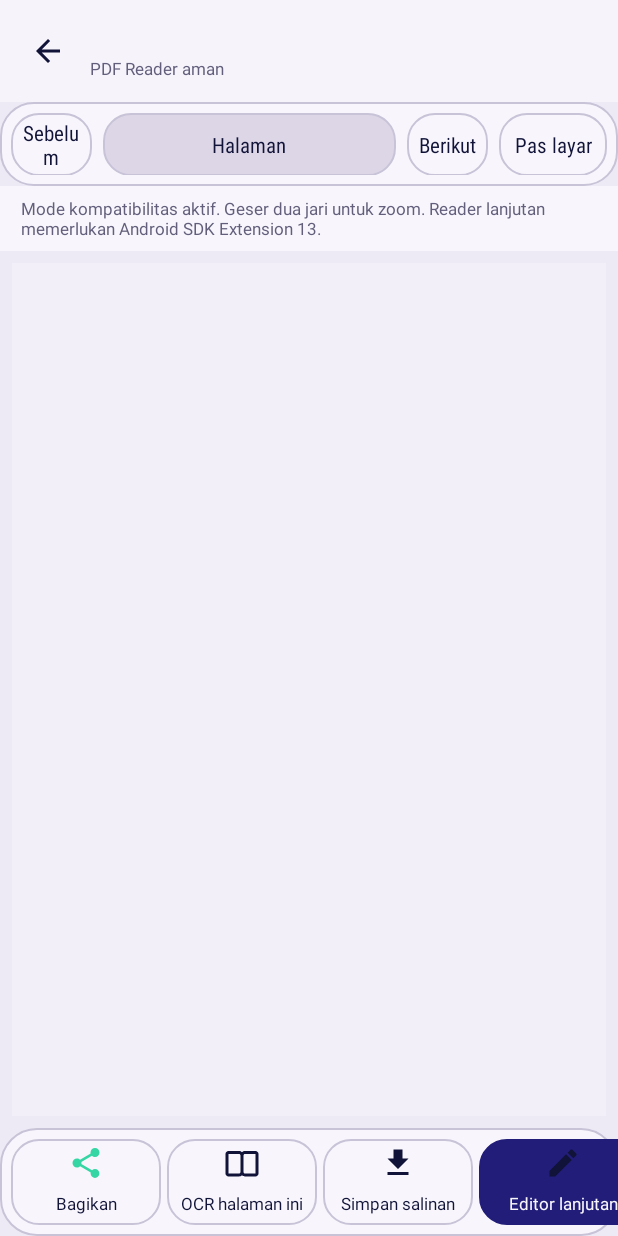
After one commit to triastantobimo-ux/BIMO-Easy-to-Read, an Android app: the PdfCompatActivity screen opened directly, with no data from a screen before it, on a phone screen of 412 x 824 dp. The commit adds this screen. Run offline under Robolectric (Android 15) with nearby library versions, the light colour scheme and no system bars; libraries missing offline, so code that uses them is left out: androidx.pdf, androidx.pdf.view, androidx.pdf.viewer.

Commit message:
Fix PDF startup crash with safe renderer fallback

```diff
--- a/app/build.gradle
+++ b/app/build.gradle
@@ -18,8 +18,8 @@ android {
         applicationId 'com.bimo.easytoread'
         minSdk 31
         targetSdk 36
-        versionCode 6
-        versionName '0.6.0-pdf-phase1'
+        versionCode 7
+        versionName '0.6.1-pdf-hotfix'
         testInstrumentationRunner 'android.test.InstrumentationTestRunner'
         ndk {
             abiFilters targetAbi
--- a/app/src/main/AndroidManifest.xml
+++ b/app/src/main/AndroidManifest.xml
@@ -37,6 +37,10 @@
             android:exported="false" />
 
         <activity
+            android:name=".PdfCompatActivity"
+            android:exported="false" />
+
+        <activity
             android:name=".PdfObjectEditorActivity"
             android:exported="false" />
 
--- a/app/src/main/java/com/bimo/easytoread/PdfViewerActivity.java
+++ b/app/src/main/java/com/bimo/easytoread/PdfViewerActivity.java
@@ -85,11 +85,23 @@ public final class PdfViewerActivity extends AppCompatActivity implements PdfWor
     private Uri pendingSaveUri;
 
     public static Intent createIntent(Context context, Uri uri) {
+        // AndroidX PDF requires Android S SDK Extension 13.  Open every document
+        // through the platform-renderer workspace first so unsupported or vendor-
+        // lagging devices never crash while constructing PdfViewerFragment.
+        return PdfCompatActivity.createIntent(context, uri);
+    }
+
+    static Intent createAdvancedIntent(Context context, Uri uri) {
         return new Intent(context, PdfViewerActivity.class)
                 .setData(uri)
                 .putExtra(EXTRA_SOURCE_URI, uri)
                 .addFlags(Intent.FLAG_GRANT_READ_URI_PERMISSION
                         | Intent.FLAG_GRANT_WRITE_URI_PERMISSION);
+    }
+
+    static boolean supportsAndroidxPdfViewer() {
+        return Build.VERSION.SDK_INT >= Build.VERSION_CODES.S
+                && SdkExtensions.getExtensionVersion(Build.VERSION_CODES.S) >= 13;
     }
 
     @Override
@@ -101,6 +113,13 @@ public final class PdfViewerActivity extends AppCompatActivity implements PdfWor
     protected void onCreate(Bundle state) {
         AppPreferences.applyTheme(this);
         super.onCreate(state);
+        if (!supportsAndroidxPdfViewer()) {
+            Uri fallbackUri = readUriExtra(getIntent(), EXTRA_SOURCE_URI);
+            if (fallbackUri == null) fallbackUri = getIntent().getData();
+            if (fallbackUri != null) startActivity(PdfCompatActivity.createIntent(this, fallbackUri));
+            finish();
+            return;
+        }
         setContentView(R.layout.activity_pdf_viewer);
 
         sourceUri = readUriExtra(getIntent(), EXTRA_SOURCE_URI);
--- /dev/null
+++ b/app/src/main/res/layout/activity_pdf_compat.xml
@@ -0,0 +1,162 @@
+<?xml version="1.0" encoding="utf-8"?>
+<LinearLayout xmlns:android="http://schemas.android.com/apk/res/android"
+    android:layout_width="match_parent"
+    android:layout_height="match_parent"
+    android:background="@color/surface_base"
+    android:orientation="vertical">
+
+    <LinearLayout
+        android:layout_width="match_parent"
+        android:layout_height="68dp"
+        android:background="@color/surface_top"
+        android:gravity="center_vertical"
+        android:orientation="horizontal"
+        android:paddingStart="8dp"
+        android:paddingEnd="8dp">
+
+        <ImageButton
+            android:id="@+id/buttonPdfCompatBack"
+            android:layout_width="48dp"
+            android:layout_height="48dp"
+            android:background="@android:color/transparent"
+            android:contentDescription="@string/back"
+            android:padding="13dp"
+            android:src="@drawable/ic_back" />
+
+        <LinearLayout
+            android:layout_width="0dp"
+            android:layout_height="wrap_content"
+            android:layout_marginStart="4dp"
+            android:layout_weight="1"
+            android:orientation="vertical">
+
+            <TextView
+                android:id="@+id/pdfCompatTitle"
+                android:layout_width="match_parent"
+                android:layout_height="wrap_content"
+                android:ellipsize="middle"
+                android:maxLines="1"
+                android:textColor="@color/text_primary"
+                android:textSize="17sp"
+                android:textStyle="bold" />
+
+            <TextView
+                android:layout_width="match_parent"
+                android:layout_height="wrap_content"
+                android:text="@string/pdf_compat_title"
+                android:textColor="@color/text_secondary"
+                android:textSize="11sp" />
+        </LinearLayout>
+    </LinearLayout>
+
+    <LinearLayout
+        android:layout_width="match_parent"
+        android:layout_height="56dp"
+        android:background="@drawable/bg_utility_bar"
+        android:gravity="center"
+        android:orientation="horizontal"
+        android:padding="7dp">
+
+        <Button
+            android:id="@+id/buttonPdfPrevious"
+            style="@style/Widget.EasyRead.Button.Secondary"
+            android:layout_width="54dp"
+            android:layout_height="42dp"
+            android:text="@string/pdf_previous" />
+
+        <Button
+            android:id="@+id/buttonPdfCompatPage"
+            style="@style/Widget.EasyRead.Button.Secondary"
+            android:layout_width="0dp"
+            android:layout_height="42dp"
+            android:layout_marginStart="7dp"
+            android:layout_weight="1"
+            android:text="@string/pdf_page" />
+
+        <Button
+            android:id="@+id/buttonPdfNext"
+            style="@style/Widget.EasyRead.Button.Secondary"
+            android:layout_width="54dp"
+            android:layout_height="42dp"
+            android:layout_marginStart="7dp"
+            android:text="@string/pdf_next" />
+
+        <Button
+            android:id="@+id/buttonPdfCompatFit"
+            style="@style/Widget.EasyRead.Button.Secondary"
+            android:layout_width="72dp"
+            android:layout_height="42dp"
+            android:layout_marginStart="7dp"
+            android:text="@string/pdf_fit" />
+    </LinearLayout>
+
+    <TextView
+        android:id="@+id/pdfCompatStatus"
+        android:layout_width="match_parent"
+        android:layout_height="wrap_content"
+        android:background="@color/surface_elevated"
+        android:paddingStart="14dp"
+        android:paddingTop="7dp"
+        android:paddingEnd="14dp"
+        android:paddingBottom="7dp"
+        android:text="@string/pdf_loading"
+        android:textColor="@color/text_secondary"
+        android:textSize="11sp" />
+
+    <com.bimo.easytoread.ZoomImageView
+        android:id="@+id/pdfCompatImage"
+        android:layout_width="match_parent"
+        android:layout_height="0dp"
+        android:layout_margin="8dp"
+        android:layout_weight="1"
+        android:background="@color/surface_editor"
+        android:contentDescription="@string/pdf_page_preview" />
+
+    <HorizontalScrollView
+        android:layout_width="match_parent"
+        android:layout_height="72dp"
+        android:background="@drawable/bg_action_shelf"
+        android:fillViewport="true"
+        android:scrollbars="none">
+
+        <LinearLayout
+            android:layout_width="wrap_content"
+            android:layout_height="match_parent"
+            android:gravity="center"
+            android:orientation="horizontal"
+            android:padding="5dp">
+
+            <Button
+                android:id="@+id/buttonPdfCompatShare"
+                style="@style/Widget.EasyRead.WorkspaceAction"
+                android:layout_width="100dp"
+                android:layout_height="match_parent"
+                android:drawableTop="@drawable/ic_share"
+                android:text="@string/share" />
+
+            <Button
+                android:id="@+id/buttonPdfCompatOcr"
+                style="@style/Widget.EasyRead.WorkspaceAction"
+                android:layout_width="100dp"
+                android:layout_height="match_parent"
+                android:drawableTop="@drawable/ic_read"
+                android:text="@string/pdf_ocr_page" />
+
+            <Button
+                android:id="@+id/buttonPdfCompatSave"
+                style="@style/Widget.EasyRead.WorkspaceAction"
+                android:layout_width="100dp"
+                android:layout_height="match_parent"
+                android:drawableTop="@drawable/ic_export"
+                android:text="@string/pdf_save_copy" />
+
+            <Button
+                android:id="@+id/buttonPdfAdvanced"
+                style="@style/Widget.EasyRead.WorkspaceAction.Primary"
+                android:layout_width="112dp"
+                android:layout_height="match_parent"
+                android:drawableTop="@drawable/ic_edit"
+                android:text="@string/pdf_advanced" />
+        </LinearLayout>
+    </HorizontalScrollView>
+</LinearLayout>
--- a/app/src/main/res/values/strings.xml
+++ b/app/src/main/res/values/strings.xml
@@ -239,6 +239,13 @@
     <string name="pdf_password_or_corrupt">PDF mungkin diproteksi password, rusak, atau tidak didukung.</string>
     <string name="share_document">Bagikan dokumen</string>
     <string name="pdf_page_preview">Pratinjau halaman PDF</string>
+    <string name="pdf_compat_title">PDF Reader aman</string>
+    <string name="pdf_compat_ready_basic">Mode kompatibilitas aktif. Geser dua jari untuk zoom. Reader lanjutan memerlukan Android SDK Extension 13.</string>
+    <string name="pdf_compat_ready_advanced">PDF dibuka dengan renderer stabil. Geser dua jari untuk zoom; pilih Editor lanjutan untuk pencarian, seleksi teks, anotasi, dan form.</string>
+    <string name="pdf_previous">Sebelum</string>
+    <string name="pdf_next">Berikut</string>
+    <string name="pdf_fit">Pas layar</string>
+    <string name="pdf_advanced">Editor lanjutan</string>
     <string name="previous_page">Sebelum</string>
     <string name="next_page">Berikut</string>
     <string name="reset_zoom">Reset zoom</string>
```
Also changed, not shown: app/src/main/java/com/bimo/easytoread/PdfCompatActivity.java (added, +385 -0 lines), 1 other file.
